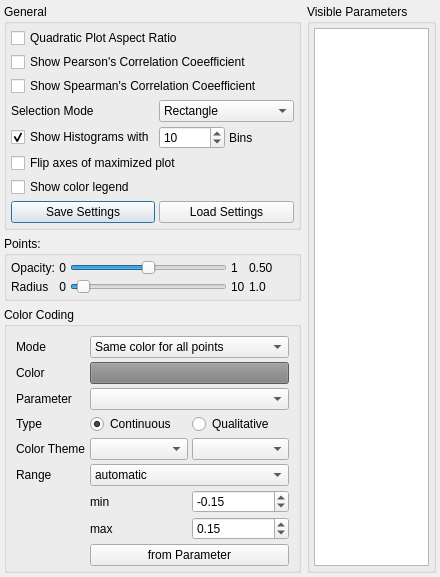
This is libs/charts/SPMSettings.ui in 3dct/open_iA as Qt 5 draws it before an edit. The edited form follows.
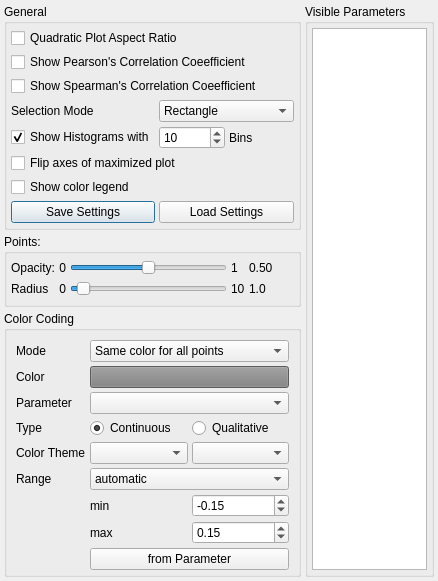
This is the edited form.

Commit message: Charts: SPMSettings/TFTable - unify layout/spacing

Patch:
```diff
--- a/libs/charts/SPMSettings.ui
+++ b/libs/charts/SPMSettings.ui
@@ -7,13 +7,16 @@
     <x>0</x>
     <y>0</y>
     <width>417</width>
-    <height>538</height>
+    <height>581</height>
    </rect>
   </property>
   <property name="windowTitle">
    <string>SPM Settings</string>
   </property>
   <layout class="QHBoxLayout" name="horizontalLayout">
+   <property name="spacing">
+    <number>4</number>
+   </property>
    <property name="leftMargin">
     <number>4</number>
    </property>
@@ -343,7 +346,6 @@
           </property>
           <property name="font">
            <font>
-            <weight>50</weight>
             <bold>false</bold>
            </font>
           </property>
@@ -437,7 +439,6 @@
           </property>
           <property name="font">
            <font>
-            <weight>50</weight>
             <bold>false</bold>
            </font>
           </property>
@@ -513,7 +514,6 @@
           </property>
           <property name="font">
            <font>
-            <weight>50</weight>
             <bold>false</bold>
            </font>
           </property>
```
Left out of the diff: 1 changed line with no effect on the pictures. The commit also changes 1 other file.
